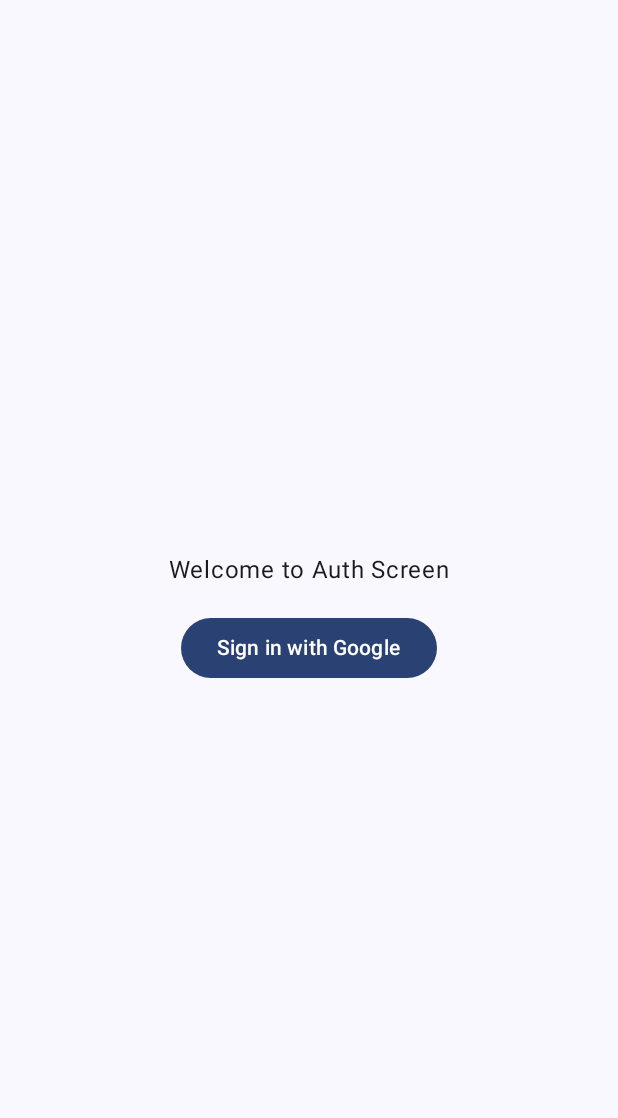
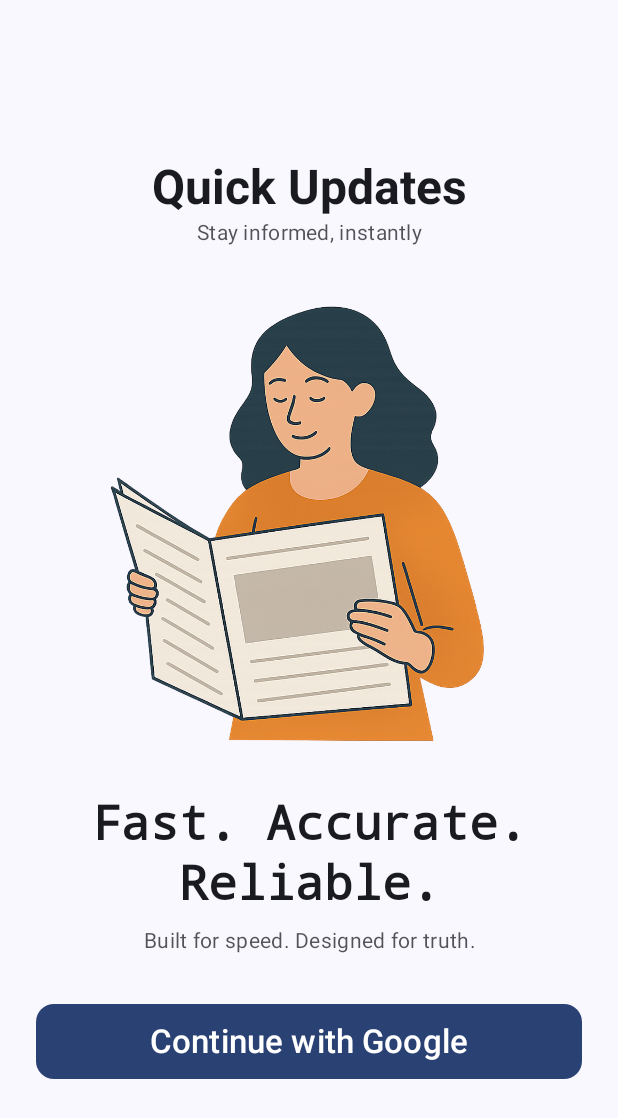
Before and after one commit to akshay-savaliya/QuickUpdates, an Android app built with Jetpack Compose: the screen it shows after launch (MainActivity), on a phone screen of 412 x 824 dp. Shown: the top 1118 px of the screen. Run offline under Robolectric (Android 15) with nearby library versions, the phone set to English and light mode, and no system bars; our stand-ins replace Dagger/Hilt's generated code, Firebase (no records; nobody signed in at launch, a user with empty details on screens opened directly); libraries missing offline, so code that uses them is left out: com.kwabenaberko.newsapilib.

Commit message:
feat: Enhance AuthScreen UI and add GoogleSignInButton
This commit introduces a refined user interface for the authentication screen and implements a custom `GoogleSignInButton` component.

**AuthScreen:**
- Displays a prominent title "Quick Updates" and tagline "Stay informed, instantly".
- Includes an `auth_banner.png` image.
- Features descriptive text: "Fast. Accurate. Reliable." and "Built for speed. Designed for truth."
- Utilizes `GoogleSignInButton` for the sign-in action.
- Shows a loading indicator on the button during the sign-in process.

**GoogleSignInButton Component:**
- Creates a reusable `GoogleSignInButton.kt` composable.
- The button is customizable with `isLoading`, `text`, `containerColor`, and `contentColor` parameters.
- Displays a `CircularProgressIndicator` when `isLoading` is true.
- Handles enabled/disabled states based on `isLoading`.

```diff
--- /dev/null
+++ b/app/src/main/java/com/ags/quickupdates/ui/components/GoogleSignInButton.kt
@@ -0,0 +1,55 @@
+package com.ags.quickupdates.ui.components
+
+import androidx.compose.foundation.layout.fillMaxWidth
+import androidx.compose.foundation.layout.height
+import androidx.compose.foundation.layout.size
+import androidx.compose.foundation.shape.RoundedCornerShape
+import androidx.compose.material3.Button
+import androidx.compose.material3.ButtonDefaults
+import androidx.compose.material3.CircularProgressIndicator
+import androidx.compose.material3.MaterialTheme
+import androidx.compose.material3.Text
+import androidx.compose.runtime.Composable
+import androidx.compose.ui.Modifier
+import androidx.compose.ui.graphics.Color
+import androidx.compose.ui.text.font.FontWeight
+import androidx.compose.ui.unit.dp
+import androidx.compose.ui.unit.sp
+
+@Composable
+fun GoogleSignInButton(
+    isLoading: Boolean,
+    text: String = "Continue with Google",
+    containerColor: Color = MaterialTheme.colorScheme.primary,
+    contentColor: Color = MaterialTheme.colorScheme.onPrimary,
+    onClick: () -> Unit
+) {
+    Button(
+        onClick = onClick,
+        enabled = !isLoading,
+        modifier = Modifier
+            .fillMaxWidth()
+            .height(50.dp),
+        shape = RoundedCornerShape(12.dp),
+        colors = ButtonDefaults.buttonColors(
+            containerColor = containerColor,
+            contentColor = contentColor,
+            disabledContainerColor = containerColor.copy(alpha = 0.6f),
+            disabledContentColor = contentColor.copy(alpha = 0.6f)
+        )
+    ) {
+        if (isLoading) {
+            CircularProgressIndicator(
+                color = contentColor,
+                strokeWidth = 2.dp,
+                modifier = Modifier.size(24.dp)
+            )
+        } else {
+            Text(
+                text = text,
+                fontSize = 22.sp,
+                fontWeight = FontWeight.SemiBold
+            )
+        }
+    }
+}
--- a/app/src/main/java/com/ags/quickupdates/ui/screens/auth/AuthScreen.kt
+++ b/app/src/main/java/com/ags/quickupdates/ui/screens/auth/AuthScreen.kt
@@ -2,21 +2,42 @@ package com.ags.quickupdates.ui.screens.auth
 
 import android.app.Activity
 import android.widget.Toast
+import androidx.compose.foundation.Image
 import androidx.compose.foundation.layout.Arrangement
 import androidx.compose.foundation.layout.Column
 import androidx.compose.foundation.layout.Spacer
+import androidx.compose.foundation.layout.aspectRatio
 import androidx.compose.foundation.layout.fillMaxSize
+import androidx.compose.foundation.layout.fillMaxWidth
 import androidx.compose.foundation.layout.height
-import androidx.compose.material3.Button
+import androidx.compose.foundation.layout.padding
+import androidx.compose.foundation.layout.size
+import androidx.compose.foundation.layout.systemBarsPadding
+import androidx.compose.foundation.rememberScrollState
+import androidx.compose.foundation.verticalScroll
+import androidx.compose.material3.MaterialTheme
+import androidx.compose.material3.Surface
 import androidx.compose.material3.Text
 import androidx.compose.runtime.Composable
 import androidx.compose.runtime.rememberCoroutineScope
 import androidx.compose.ui.Alignment
 import androidx.compose.ui.Modifier
 import androidx.compose.ui.platform.LocalContext
+import androidx.compose.ui.res.painterResource
+import androidx.compose.ui.text.TextStyle
+import androidx.compose.ui.text.font.FontFamily
+import androidx.compose.ui.text.font.FontWeight
+import androidx.compose.ui.text.style.TextAlign
 import androidx.compose.ui.unit.dp
+import androidx.compose.ui.unit.sp
 import androidx.navigation.NavHostController
+import com.ags.quickupdates.R
+import androidx.compose.runtime.getValue
+import androidx.compose.runtime.mutableStateOf
+import androidx.compose.runtime.remember
+import androidx.compose.runtime.setValue
 import com.ags.quickupdates.navigation.Routes
+import com.ags.quickupdates.ui.components.GoogleSignInButton
 import kotlinx.coroutines.launch
 
 @Composable
@@ -25,29 +46,88 @@ fun AuthScreen(navController: NavHostController, viewModel: AuthViewModel) {
     val context = LocalContext.current
     val activity = context as? Activity
     val scope = rememberCoroutineScope()
+    var isLoading by remember { mutableStateOf(false) }
 
+    Surface(
+        modifier = Modifier.fillMaxSize(),
+        color = MaterialTheme.colorScheme.background
+    ) {
         Column(
-        modifier = Modifier.fillMaxSize(),
+            modifier = Modifier
+                .fillMaxSize()
+                .padding(24.dp)
+                .verticalScroll(rememberScrollState())
+                .systemBarsPadding(),
             verticalArrangement = Arrangement.Center,
             horizontalAlignment = Alignment.CenterHorizontally
         ) {
-        Text("Welcome to Auth Screen")
-        Spacer(modifier = Modifier.height(16.dp))
-        Button(
+            Text(
+                text = "Quick Updates",
+                style = MaterialTheme.typography.headlineLarge.copy(
+                    textAlign = TextAlign.Center,
+                    fontWeight = FontWeight.Bold
+                ),
+                modifier = Modifier.fillMaxWidth()
+            )
+
+            Text(
+                text = "Stay informed, instantly",
+                style = MaterialTheme.typography.bodyMedium.copy(
+                    color = MaterialTheme.colorScheme.onBackground.copy(alpha = 0.75f),
+                    textAlign = TextAlign.Center
+                ),
+                modifier = Modifier.fillMaxWidth()
+            )
+
+            Image(
+                painter = painterResource(id = R.drawable.auth_banner),
+                contentDescription = "Auth banner",
+                modifier = Modifier
+                    .fillMaxWidth()
+                    .aspectRatio(1f)
+            )
+
+            Text(
+                text = "Fast. Accurate. Reliable.",
+                style = MaterialTheme.typography.headlineLarge.copy(
+                    textAlign = TextAlign.Center,
+                    fontFamily = FontFamily.Monospace,
+                    fontWeight = FontWeight.SemiBold
+                ),
+                modifier = Modifier.fillMaxWidth()
+            )
+
+            Spacer(modifier = Modifier.height(8.dp))
+
+            Text(
+                text = "Built for speed. Designed for truth.",
+                style = MaterialTheme.typography.bodyMedium.copy(
+                    color = MaterialTheme.colorScheme.onBackground.copy(alpha = 0.75f),
+                    textAlign = TextAlign.Center
+                ),
+                modifier = Modifier.fillMaxWidth()
+            )
+
+            Spacer(modifier = Modifier.height(32.dp))
+
+            GoogleSignInButton(
+                isLoading = isLoading,
                 onClick = {
+                    isLoading = true
                     scope.launch {
                         if (activity != null && viewModel.signIn(activity)) {
+                            isLoading = false
                             navController.navigate(Routes.HOME) {
                                 popUpTo(Routes.AUTH) { inclusive = true }
                                 launchSingleTop = true
                             }
                         } else {
+                            isLoading = false
                             Toast.makeText(context, "Sign in failed", Toast.LENGTH_SHORT).show()
                         }
                     }
                 }
-        ) {
-            Text(text = "Sign in with Google")
+            )
         }
     }
 }
```
Also changed, not shown: app/src/main/res/drawable/auth_banner.png (added). Lines whose indentation alone changed are shown as unchanged.
